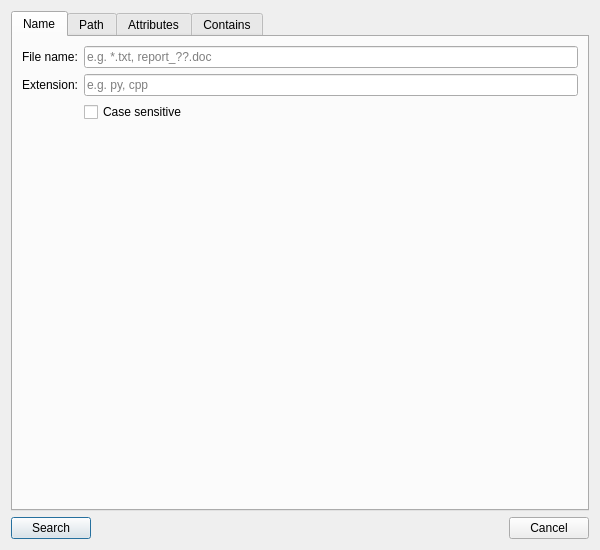
This is ui/search_dialog.ui in dawciobiel/QuickFile as Qt 5 draws it before an edit. The edited form follows.
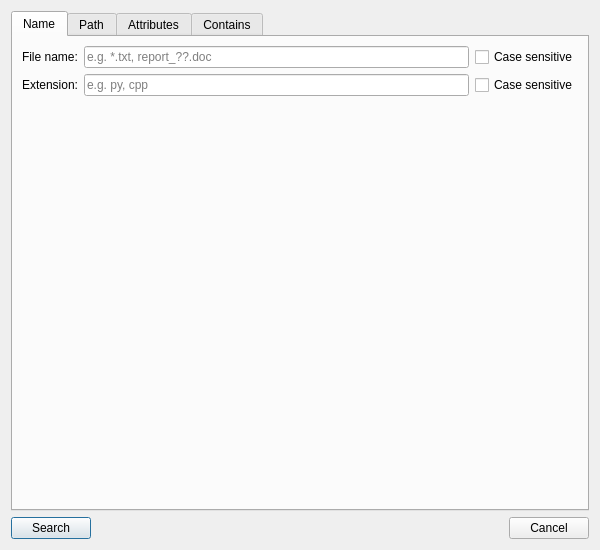
This is the edited form.

Commit message:
feat: Implement advanced file search with plugins
Replaces legacy search with a plugin-based architecture (StandardSearchPlugin).

Adds a comprehensive 'Advanced Search' dialog with filtering options (name, extension, case sensitivity, path exclusions).

Integrates search into TaskQueueManager for background processing.

Adds a dedicated 'Search Results' tab to display found files.

Updates PluginManager to support 'search' plugins.

Adds unit tests for StandardSearchPlugin.

Diff of the .ui file:
```diff
--- a/ui/search_dialog.ui
+++ b/ui/search_dialog.ui
@@ -32,12 +32,23 @@
         </widget>
        </item>
        <item row="0" column="1">
+        <layout class="QHBoxLayout" name="horizontalLayout_filename">
+         <item>
         <widget class="QLineEdit" name="fileNameEdit">
          <property name="placeholderText">
           <string>e.g. *.txt, report_??.doc</string>
          </property>
         </widget>
        </item>
+         <item>
+          <widget class="QCheckBox" name="fileNameCaseSensitiveCheckbox">
+           <property name="text">
+            <string>Case sensitive</string>
+           </property>
+          </widget>
+         </item>
+        </layout>
+       </item>
        <item row="1" column="0">
         <widget class="QLabel" name="label_extension">
          <property name="text">
@@ -46,18 +57,22 @@
         </widget>
        </item>
        <item row="1" column="1">
+        <layout class="QHBoxLayout" name="horizontalLayout_extension">
+         <item>
         <widget class="QLineEdit" name="extensionEdit">
          <property name="placeholderText">
           <string>e.g. py, cpp</string>
          </property>
         </widget>
        </item>
-       <item row="2" column="1">
-        <widget class="QCheckBox" name="caseSensitiveCheckbox">
+         <item>
+          <widget class="QCheckBox" name="extensionCaseSensitiveCheckbox">
          <property name="text">
           <string>Case sensitive</string>
          </property>
         </widget>
+         </item>
+        </layout>
        </item>
       </layout>
      </widget>
```
Lines whose indentation alone changed are shown as unchanged. The commit also changes 5 other files.
